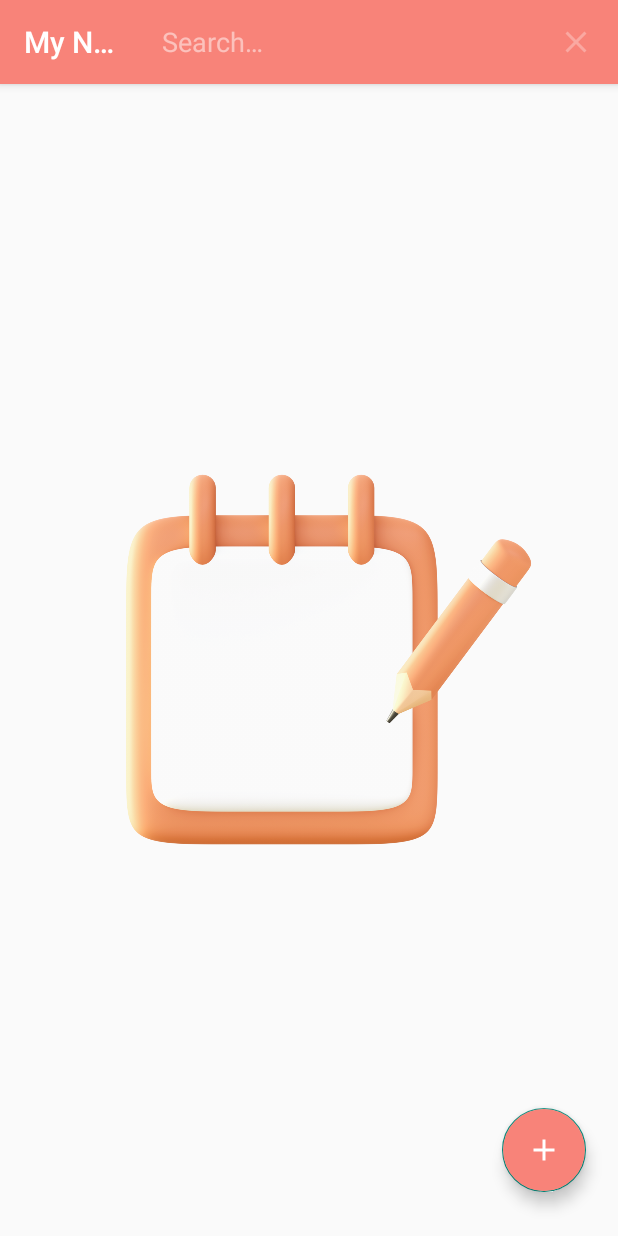
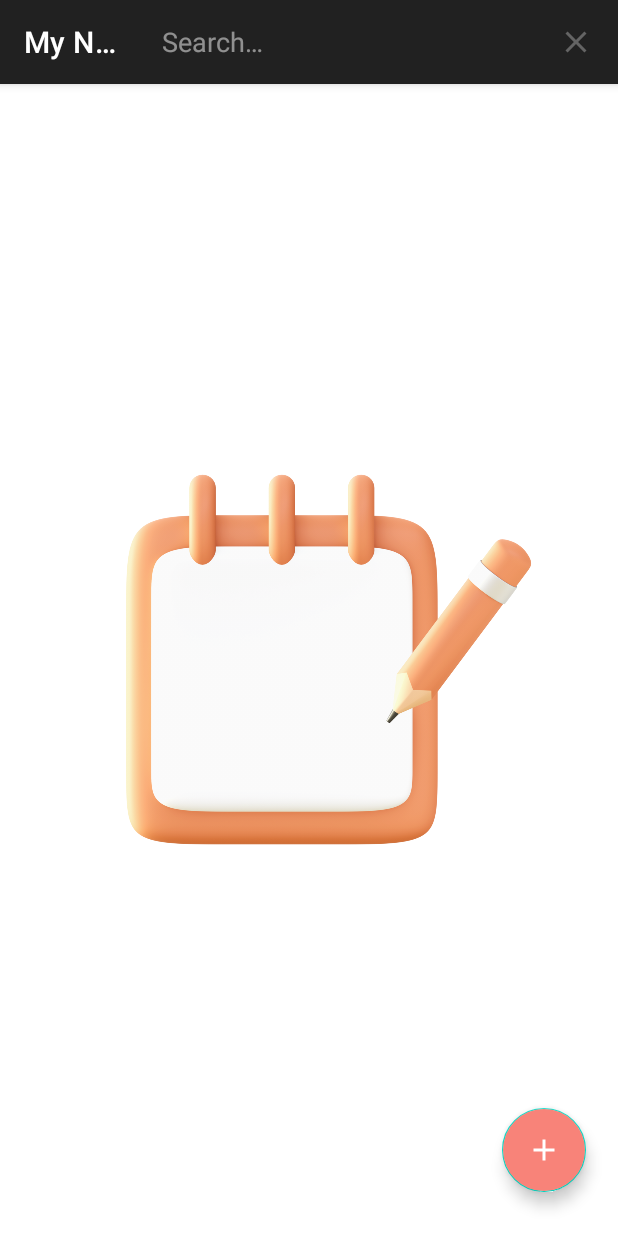
Before and after one commit to Niraviman-Singha/Notes-App--MVVM-ROOM-Database-, an Android app: the screen it shows after launch (MainActivity), after a tap on "Search", on a phone screen of 412 x 824 dp. Run offline under Robolectric (Android 15) with nearby library versions, the phone set to English and light mode, and no system bars; our stand-ins replace Room's generated code, data binding.

Commit message:
Change the Theme DayNight to DarkActionBar

```diff
--- a/app/src/main/res/values/strings.xml
+++ b/app/src/main/res/values/strings.xml
@@ -1,5 +1,4 @@
 <resources>
     <string name="app_name">My Notes App</string>
-    <!-- TODO: Remove or change this placeholder text -->
     <string name="hello_blank_fragment">Hello blank fragment</string>
 </resources>
--- a/app/src/main/res/values/themes.xml
+++ b/app/src/main/res/values/themes.xml
@@ -1,6 +1,6 @@
 <resources xmlns:tools="http://schemas.android.com/tools">
     <!-- Base application theme. -->
-    <style name="Base.Theme.NotesAppMVVMAndROOMDatabase" parent="Theme.AppCompat.DayNight.DarkActionBar">
+    <style name="Base.Theme.NotesAppMVVMAndROOMDatabase" parent="Theme.MaterialComponents.DayNight.DarkActionBar">
         <!-- Primary brand color. -->
         <item name="colorPrimary">@color/pink</item>
         <item name="colorPrimaryVariant">@color/pink</item>
@@ -14,5 +14,5 @@
         <!-- Customize your theme here. -->
     </style>
 
-    <style name="Theme.NotesAppMVVMAndROOMDatabase" parent="Base.Theme.NotesAppMVVMAndROOMDatabase" />
+    <style name="Theme.NotesAppMVVMAndROOMDatabase" parent="Theme.MaterialComponents.DayNight.DarkActionBar" />
 </resources>
--- a/build.gradle.kts
+++ b/build.gradle.kts
@@ -12,8 +12,8 @@ buildscript {
 
 
 plugins {
-    id ("com.android.application") version "7.3.1" apply false
-    id ("com.android.library") version "7.3.1" apply false
+    id ("com.android.application") version "7.4.2" apply false
+    id ("com.android.library") version "7.4.2" apply false
     id ("org.jetbrains.kotlin.android") version "1.7.20" apply false
     id("com.google.devtools.ksp") version "1.9.0-1.0.13" apply false
 }
```
